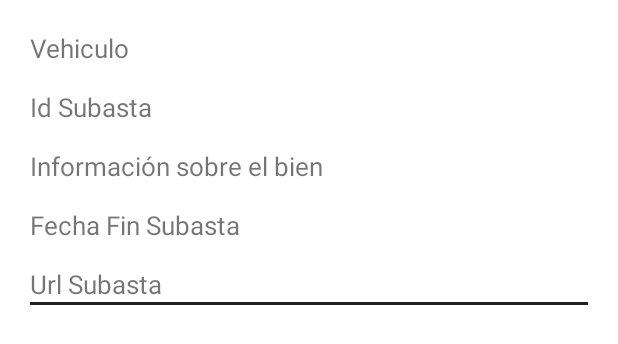
After one commit to botijo/subastasFrontNative, an Android app: the layout view_subasta_coches.xml on its own in the app's theme, with its tools: preview values and no code run, on a phone screen of 412 x 824 dp. The commit adds this screen. Shown: the top 344 px of the screen. Run offline under Robolectric (Android 15) with nearby library versions, the phone set to English and light mode, and no system bars.

Commit message:
Cargar Lista de datos de Vehiculos

```diff
--- a/app/build.gradle
+++ b/app/build.gradle
@@ -34,6 +34,7 @@ dependencies {
     implementation 'com.google.android.material:material:1.3.0'
     implementation 'androidx.constraintlayout:constraintlayout:2.0.4'
     implementation 'com.google.firebase:firebase-database:19.2.1'
+    implementation 'com.firebaseui:firebase-ui-database:8.0.0'
     implementation 'com.google.firebase:firebase-auth:21.0.1'
     testImplementation 'junit:junit:4.+'
     androidTestImplementation 'androidx.test.ext:junit:1.1.2'
--- a/app/src/main/AndroidManifest.xml
+++ b/app/src/main/AndroidManifest.xml
@@ -9,6 +9,9 @@
         android:roundIcon="@mipmap/ic_launcher_round"
         android:supportsRtl="true"
         android:theme="@style/Theme.Subastas">
+        <activity
+            android:name=".MostrarArticuloCoche"
+            android:exported="true" />
         <activity
             android:name=".ProfileActivity"
             android:exported="true" />
--- /dev/null
+++ b/app/src/main/res/layout/view_subasta_coches.xml
@@ -0,0 +1,70 @@
+<?xml version="1.0" encoding="utf-8"?>
+<LinearLayout xmlns:android="http://schemas.android.com/apk/res/android"
+    android:layout_width="match_parent"
+    android:layout_height="wrap_content"
+    android:orientation="vertical"
+    android:layout_margin="20dp"
+    >
+
+    <TextView
+        android:id="@+id/textViewTipoBien"
+        android:layout_width="match_parent"
+        android:layout_height="wrap_content"
+        android:textSize="17sp"
+        android:text="Vehiculo"
+        />
+
+    <TextView
+        android:id="@+id/textViewIdSubasta"
+        android:layout_width="match_parent"
+        android:layout_height="wrap_content"
+        android:textSize="17sp"
+        android:layout_marginTop="15dp"
+        android:text="Id Subasta"
+        />
+
+    <TextView
+        android:id="@+id/textViewTipoFinca"
+        android:layout_width="match_parent"
+        android:layout_height="wrap_content"
+        android:textSize="17sp"
+        android:layout_marginTop="15dp"
+        android:text="Información sobre el bien"
+        />
+
+    <TextView
+        android:id="@+id/textViewFechaFin"
+        android:layout_width="match_parent"
+        android:layout_height="wrap_content"
+        android:textSize="17sp"
+        android:layout_marginTop="15dp"
+        android:text="Fecha Fin Subasta"
+        />
+
+
+    <TextView
+        android:id="@+id/textViewUrl"
+        android:layout_width="match_parent"
+        android:layout_height="wrap_content"
+        android:textSize="17sp"
+        android:layout_marginTop="15dp"
+        android:text="Url Subasta"
+        android:linksClickable="true"
+        />
+
+<!--    <Button-->
+<!--        android:layout_width="match_parent"-->
+<!--        android:layout_height="wrap_content"-->
+<!--        android:text="Ver más información"-->
+<!--        android:layout_margin="15dp"-->
+<!--        android:background="@color/common_google_signin_btn_text_dark_default"-->
+<!--        />-->
+
+
+    <View
+        android:layout_width="match_parent"
+        android:layout_height="2dp"
+        android:background="#222222" />
+
+
+</LinearLayout>
--- a/app/src/main/res/values/strings.xml
+++ b/app/src/main/res/values/strings.xml
@@ -1,3 +1,4 @@
 <resources>
     <string name="app_name">subastas</string>
+    <string name="hyperlink"> Más Información</string>
 </resources>
```
Also changed, not shown: app/src/main/java/com/jacc/subastas/ArticuloCocheAdapter.java (added, +72 -0 lines), app/src/main/java/com/jacc/subastas/ArticuloCocheDTO.java (added, +102 -0 lines), app/src/main/java/com/jacc/subastas/MostrarArticuloCoche.java (added, +51 -0 lines), app/src/main/java/com/jacc/subastas/ProfileActivity.java (+10 -0 lines), app/src/main/res/layout/activity_mostrar_articulo_coche.xml (added, +15 -0 lines), app/src/main/res/layout/activity_profile.xml (+8 -0 lines).
